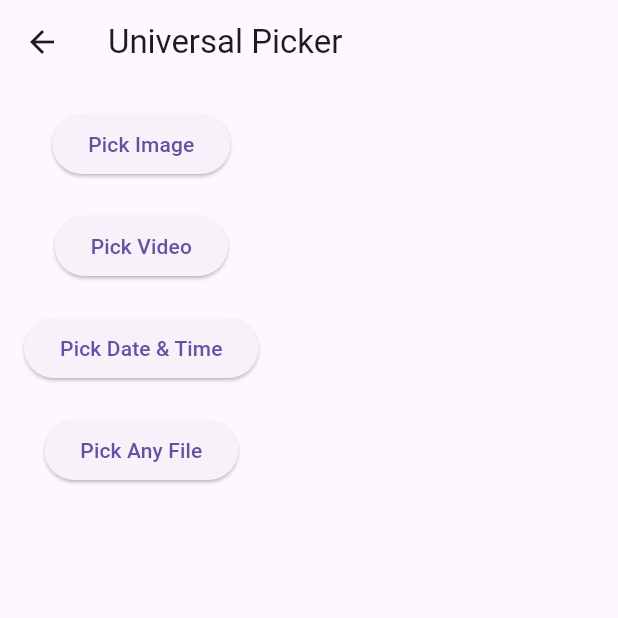
After one commit to farhad-fbm/auth_flutter, a Flutter app: the PickerScreen screen opened directly, on a phone screen of 412 x 824 dp, the top half of it. The commit adds this screen. Run offline on Flutter 3.47's test engine with Material 3 defaults, Android fonts, the phone set to English and light mode, and no system bars; our stand-ins replace file_picker, image_picker.

Commit message:
added pickers Image video date time and file

```diff
--- /dev/null
+++ b/lib/screens/all_file_pickers.dart
@@ -0,0 +1,123 @@
+import 'dart:io';
+import 'package:flutter/material.dart';
+import 'package:image_picker/image_picker.dart';
+import 'package:file_picker/file_picker.dart';
+
+class PickerScreen extends StatefulWidget {
+  const PickerScreen({super.key});
+
+  @override
+  PickerScreenState createState() => PickerScreenState();
+}
+
+class PickerScreenState extends State<PickerScreen> {
+  File? image;
+  File? video;
+  DateTime? dateTime;
+  String? filePath;
+
+  final ImagePicker picker = ImagePicker();
+
+  // Pick Image
+  Future<void> pickImage() async {
+    final XFile? pickedImage = await picker.pickImage(
+      source: ImageSource.gallery,
+    );
+    if (pickedImage != null) {
+      setState(() {
+        image = File(pickedImage.path);
+      });
+    }
+  }
+
+  // Pick Video
+  Future<void> pickVideo() async {
+    final XFile? pickedVideo = await picker.pickVideo(
+      source: ImageSource.gallery,
+    );
+    if (pickedVideo != null) {
+      setState(() {
+        video = File(pickedVideo.path);
+      });
+    }
+  }
+
+  // Pick Date & Time
+  Future<void> pickDateTime() async {
+    DateTime? pickedDate = await showDatePicker(
+      context: context,
+      initialDate: DateTime.now(),
+      firstDate: DateTime(2000),
+      lastDate: DateTime(2100),
+    );
+
+    if (pickedDate != null) {
+      TimeOfDay? pickedTime = await showTimePicker(
+        context: context,
+        initialTime: TimeOfDay.now(),
+      );
+      if (pickedTime != null) {
+        setState(() {
+          dateTime = DateTime(
+            pickedDate.year,
+            pickedDate.month,
+            pickedDate.day,
+            pickedTime.hour,
+            pickedTime.minute,
+          );
+        });
+      }
+    }
+  }
+
+  // Pick any file
+  Future<void> pickFile() async {
+    FilePickerResult? result = await FilePicker.platform.pickFiles();
+    if (result != null) {
+      setState(() {
+        filePath = result.files.single.path;
+      });
+    }
+  }
+
+  @override
+  Widget build(BuildContext context) {
+    return Scaffold(
+      appBar: AppBar(title: Text('Universal Picker')),
+      body: Padding(
+        padding: EdgeInsets.all(16),
+        child: SingleChildScrollView(
+          child: Column(
+            children: [
+              ElevatedButton(onPressed: pickImage, child: Text('Pick Image')),
+              image != null
+                  ? CircleAvatar(radius: 50, backgroundImage: FileImage(image!))
+                  : SizedBox.shrink(),
+              SizedBox(height: 20),
+
+              ElevatedButton(onPressed: pickVideo, child: Text('Pick Video')),
+              video != null
+                  ? Text('Video selected: ${video!.path.split('/').last}')
+                  : SizedBox.shrink(),
+              SizedBox(height: 20),
+
+              ElevatedButton(
+                onPressed: pickDateTime,
+                child: Text('Pick Date & Time'),
+              ),
+              dateTime != null
+                  ? Text('Selected: $dateTime')
+                  : SizedBox.shrink(),
+              SizedBox(height: 20),
+
+              ElevatedButton(onPressed: pickFile, child: Text('Pick Any File')),
+              filePath != null
+                  ? Text('File selected: ${filePath!.split('/').last}')
+                  : SizedBox.shrink(),
+            ],
+          ),
+        ),
+      ),
+    );
+  }
+}
--- a/pubspec.yaml
+++ b/pubspec.yaml
@@ -30,10 +30,9 @@ environment:
 dependencies:
   flutter:
     sdk: flutter
-
-  # The following adds the Cupertino Icons font to your application.
-  # Use with the CupertinoIcons class for iOS style icons.
   cupertino_icons: ^1.0.8
+  image_picker: ^1.2.0
+  file_picker: ^10.3.3
 
 dev_dependencies:
   flutter_test:
```
Also changed, not shown: lib/screens/landing_screen.dart (+9 -1 lines), pubspec.lock, 5 other files.
